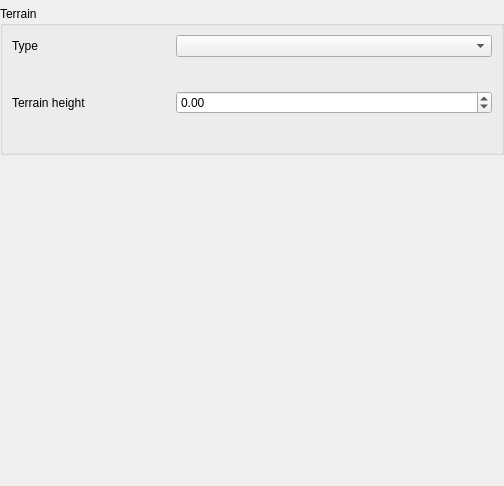
This is src/ui/qgsprojectelevationsettingswidgetbase.ui in qgis/QGIS as Qt 5 draws it before an edit. The edited form follows.
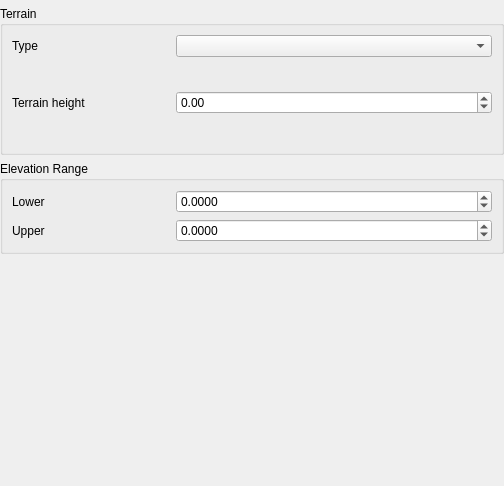
This is the edited form. Custom widgets are drawn as their Qt base class.

Commit message:
Add elevation range to QgsProjectElevationProperties
And expose through Project Properties elevation settings widget

This setting allows users to specify the upper and lower
elevation limits associated with the project. (I.e. its an
equivalent to QgsProjectTimeSettings::temporalRange)

What changed in the file:
```diff
--- a/src/ui/qgsprojectelevationsettingswidgetbase.ui
+++ b/src/ui/qgsprojectelevationsettingswidgetbase.ui
@@ -13,7 +13,7 @@
   <property name="windowTitle">
    <string>Project Elevation Settings</string>
   </property>
-  <layout class="QVBoxLayout" name="verticalLayout" stretch="0,0,0,1">
+  <layout class="QVBoxLayout" name="verticalLayout" stretch="0,0,0,0,1">
    <property name="leftMargin">
     <number>0</number>
    </property>
@@ -202,6 +202,85 @@
      </layout>
     </widget>
    </item>
+   <item>
+    <widget class="QGroupBox" name="mElevationRangeCheckBox">
+     <property name="title">
+      <string>Elevation Range</string>
+     </property>
+     <property name="checkable">
+      <bool>false</bool>
+     </property>
+     <property name="checked">
+      <bool>false</bool>
+     </property>
+     <property name="collapsed" stdset="0">
+      <bool>true</bool>
+     </property>
+     <property name="syncGroup" stdset="0">
+      <string notr="true">composeritem</string>
+     </property>
+     <layout class="QGridLayout" name="gridLayout_6" columnstretch="1,2">
+      <item row="0" column="1">
+       <widget class="QgsDoubleSpinBox" name="mElevationLowerSpin">
+        <property name="sizePolicy">
+         <sizepolicy hsizetype="Expanding" vsizetype="Fixed">
+          <horstretch>0</horstretch>
+          <verstretch>0</verstretch>
+         </sizepolicy>
+        </property>
+        <property name="decimals">
+         <number>4</number>
+        </property>
+        <property name="minimum">
+         <double>-9999999999.000000000000000</double>
+        </property>
+        <property name="maximum">
+         <double>9999999999.000000000000000</double>
+        </property>
+       </widget>
+      </item>
+      <item row="1" column="0">
+       <widget class="QLabel" name="mEndDateTimeLabel_2">
+        <property name="text">
+         <string>Upper</string>
+        </property>
+        <property name="wordWrap">
+         <bool>false</bool>
+        </property>
+       </widget>
+      </item>
+      <item row="1" column="1">
+       <widget class="QgsDoubleSpinBox" name="mElevationUpperSpin">
+        <property name="sizePolicy">
+         <sizepolicy hsizetype="Expanding" vsizetype="Fixed">
+          <horstretch>0</horstretch>
+          <verstretch>0</verstretch>
+         </sizepolicy>
+        </property>
+        <property name="decimals">
+         <number>4</number>
+        </property>
+        <property name="minimum">
+         <double>-9999999999.000000000000000</double>
+        </property>
+        <property name="maximum">
+         <double>9999999999.000000000000000</double>
+        </property>
+       </widget>
+      </item>
+      <item row="0" column="0">
+       <widget class="QLabel" name="mStartDateTimeLabel_2">
+        <property name="text">
+         <string>Lower</string>
+        </property>
+        <property name="wordWrap">
+         <bool>false</bool>
+        </property>
+       </widget>
+      </item>
+     </layout>
+    </widget>
+   </item>
    <item>
     <layout class="QVBoxLayout" name="mElevationShadingSettingsLayout"/>
    </item>
```
Left out of the diff: 12 changed lines with no effect on the pictures. The commit also changes 6 other files.
